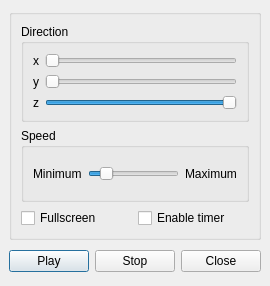
Before: the Qt Designer form src/Gui/DemoMode.ui in berndhahnebach/All_FreeCAD, drawn with Qt 5.
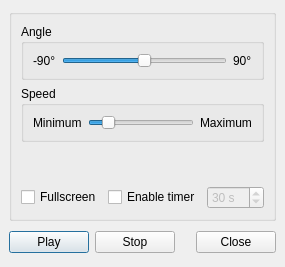
After: the same form once the commit is applied.

Commit message: + make handling of demo dialog more intuitive

The edit to the form file:
```diff
--- a/src/Gui/DemoMode.ui
+++ b/src/Gui/DemoMode.ui
@@ -9,7 +9,7 @@
     <x>0</x>
     <y>0</y>
     <width>269</width>
-    <height>286</height>
+    <height>267</height>
    </rect>
   </property>
   <property name="windowTitle" >
@@ -34,24 +34,10 @@
       <property name="spacing" >
        <number>6</number>
       </property>
-      <item row="2" column="1" >
-       <widget class="QCheckBox" name="timerCheck" >
-        <property name="text" >
-         <string>Enable timer</string>
-        </property>
-       </widget>
-      </item>
-      <item row="2" column="0" >
-       <widget class="QCheckBox" name="fullscreen" >
-        <property name="text" >
-         <string>Fullscreen</string>
-        </property>
-       </widget>
-      </item>
-      <item row="0" column="0" colspan="2" >
-       <widget class="QGroupBox" name="groupBox_3" >
+      <item row="1" column="0" >
+       <widget class="QGroupBox" name="groupBox_2" >
         <property name="title" >
-         <string>Direction</string>
+         <string>Speed</string>
         </property>
         <layout class="QGridLayout" >
          <property name="margin" >
@@ -60,117 +46,133 @@
          <property name="spacing" >
           <number>6</number>
          </property>
-         <item row="2" column="1" >
-          <widget class="QSlider" name="zSlider" >
+         <item row="0" column="1" >
+          <widget class="QSlider" name="speedSlider" >
+           <property name="minimum" >
+            <number>1</number>
+           </property>
            <property name="maximum" >
             <number>100</number>
            </property>
            <property name="value" >
-            <number>100</number>
+            <number>15</number>
            </property>
            <property name="orientation" >
             <enum>Qt::Horizontal</enum>
            </property>
           </widget>
          </item>
-         <item row="2" column="0" >
-          <widget class="QLabel" name="label_5" >
+         <item row="0" column="2" >
+          <widget class="QLabel" name="label_2" >
            <property name="text" >
-            <string>z</string>
+            <string>Maximum</string>
            </property>
           </widget>
          </item>
-         <item row="1" column="0" >
+         <item row="0" column="0" >
+          <widget class="QLabel" name="label" >
+           <property name="text" >
+            <string>Minimum</string>
+           </property>
+          </widget>
+         </item>
+        </layout>
+       </widget>
+      </item>
+      <item row="3" column="0" >
+       <layout class="QHBoxLayout" >
+        <property name="margin" >
+         <number>0</number>
+        </property>
+        <property name="spacing" >
+         <number>6</number>
+        </property>
+        <item>
+         <widget class="QCheckBox" name="fullscreen" >
+          <property name="text" >
+           <string>Fullscreen</string>
+          </property>
+         </widget>
+        </item>
+        <item>
+         <widget class="QCheckBox" name="timerCheck" >
+          <property name="text" >
+           <string>Enable timer</string>
+          </property>
+         </widget>
+        </item>
+        <item>
+         <widget class="QSpinBox" name="timeout" >
+          <property name="enabled" >
+           <bool>false</bool>
+          </property>
+          <property name="suffix" >
+           <string> s</string>
+          </property>
+          <property name="maximum" >
+           <number>600</number>
+          </property>
+          <property name="value" >
+           <number>30</number>
+          </property>
+         </widget>
+        </item>
+       </layout>
+      </item>
+      <item row="0" column="0" >
+       <widget class="QGroupBox" name="groupBox_3" >
+        <property name="title" >
+         <string>Angle</string>
+        </property>
+        <layout class="QGridLayout" >
+         <property name="margin" >
+          <number>9</number>
+         </property>
+         <property name="spacing" >
+          <number>6</number>
+         </property>
+         <item row="0" column="1" >
+          <widget class="QSlider" name="angleSlider" >
+           <property name="minimum" >
+            <number>-90</number>
+           </property>
+           <property name="maximum" >
+            <number>90</number>
+           </property>
+           <property name="orientation" >
+            <enum>Qt::Horizontal</enum>
+           </property>
+          </widget>
+         </item>
+         <item row="0" column="2" >
           <widget class="QLabel" name="label_4" >
            <property name="text" >
-            <string>y</string>
+            <string>90°</string>
            </property>
           </widget>
          </item>
          <item row="0" column="0" >
           <widget class="QLabel" name="label_3" >
            <property name="text" >
-            <string>x</string>
-           </property>
-          </widget>
-         </item>
-         <item row="1" column="1" >
-          <widget class="QSlider" name="ySlider" >
-           <property name="maximum" >
-            <number>100</number>
-           </property>
-           <property name="orientation" >
-            <enum>Qt::Horizontal</enum>
-           </property>
-          </widget>
-         </item>
-         <item row="0" column="1" >
-          <widget class="QSlider" name="xSlider" >
-           <property name="maximum" >
-            <number>100</number>
-           </property>
-           <property name="orientation" >
-            <enum>Qt::Horizontal</enum>
+            <string>-90°</string>
            </property>
           </widget>
          </item>
         </layout>
        </widget>
       </item>
-      <item row="1" column="0" colspan="2" >
-       <widget class="QGroupBox" name="groupBox_2" >
-        <property name="title" >
-         <string>Speed</string>
+      <item row="2" column="0" >
+       <spacer>
+        <property name="orientation" >
+         <enum>Qt::Vertical</enum>
         </property>
-        <layout class="QGridLayout" >
-         <property name="margin" >
-          <number>9</number>
-         </property>
-         <property name="spacing" >
-          <number>6</number>
-         </property>
-         <item row="0" column="0" >
-          <layout class="QHBoxLayout" >
-           <property name="margin" >
-            <number>0</number>
-           </property>
-           <property name="spacing" >
-            <number>6</number>
-           </property>
-           <item>
-            <widget class="QLabel" name="label" >
-             <property name="text" >
-              <string>Minimum</string>
-             </property>
-            </widget>
-           </item>
-           <item>
-            <widget class="QSlider" name="speedSlider" >
-             <property name="minimum" >
-              <number>1</number>
-             </property>
-             <property name="maximum" >
-              <number>100</number>
-             </property>
-             <property name="value" >
-              <number>15</number>
-             </property>
-             <property name="orientation" >
-              <enum>Qt::Horizontal</enum>
-             </property>
-            </widget>
-           </item>
-           <item>
-            <widget class="QLabel" name="label_2" >
-             <property name="text" >
-              <string>Maximum</string>
-             </property>
-            </widget>
-           </item>
-          </layout>
-         </item>
-        </layout>
-       </widget>
+        <property name="sizeHint" >
+         <size>
+          <width>20</width>
+          <height>40</height>
+         </size>
+        </property>
+       </spacer>
       </item>
      </layout>
     </widget>
```
Left out of the diff: 24 changed lines with no effect on the pictures. The commit also changes 6 other files.
